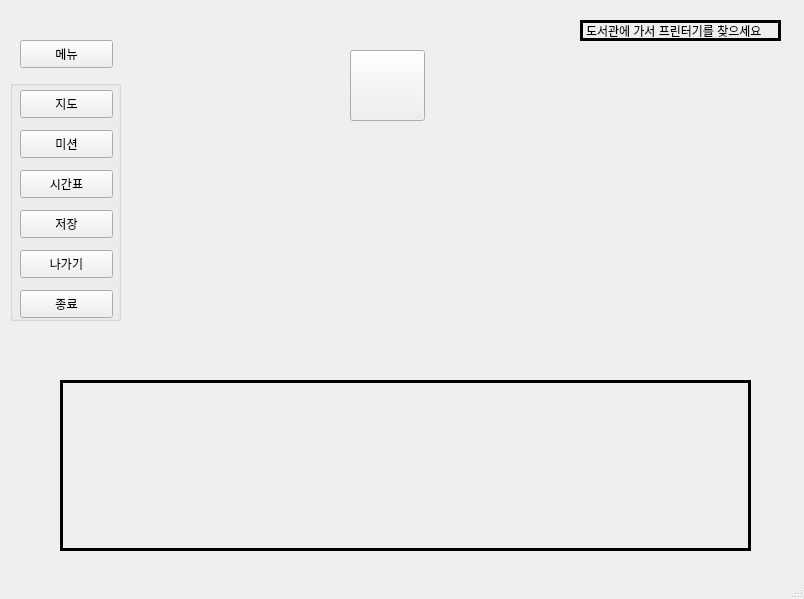
The window that Final/first_screen/library.ui (hyeji1221/Sangmyung_Simulation_Game) describes before a commit, drawn with Qt 5.
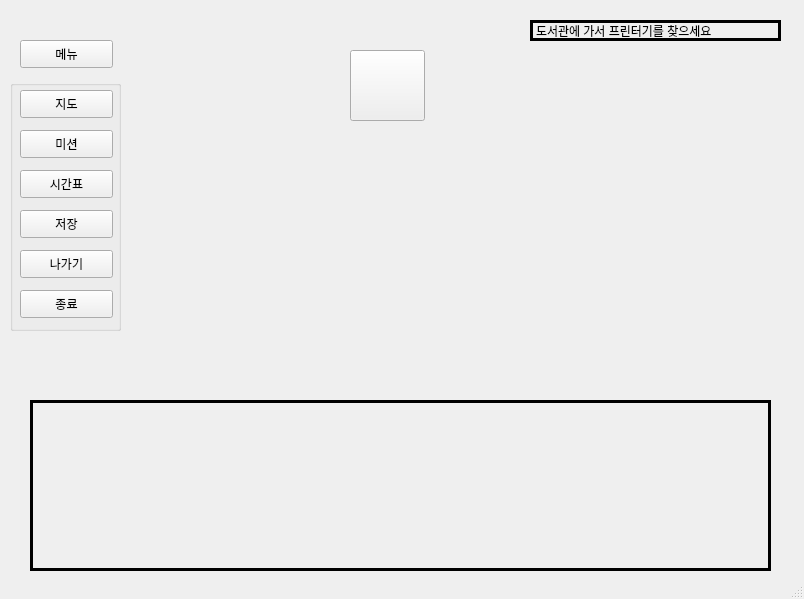
The same window after the commit.

Diff of the .ui file:
```diff
--- a/Final/first_screen/library.ui
+++ b/Final/first_screen/library.ui
@@ -33,7 +33,7 @@
       <x>10</x>
       <y>80</y>
       <width>111</width>
-      <height>241</height>
+      <height>251</height>
      </rect>
     </property>
     <property name="title">
@@ -121,12 +121,17 @@
    <widget class="QLabel" name="chat">
     <property name="geometry">
      <rect>
-      <x>60</x>
-      <y>380</y>
-      <width>691</width>
+      <x>30</x>
+      <y>400</y>
+      <width>741</width>
       <height>171</height>
      </rect>
     </property>
+    <property name="font">
+     <font>
+      <pointsize>10</pointsize>
+     </font>
+    </property>
     <property name="frameShape">
      <enum>QFrame::Box</enum>
     </property>
@@ -143,9 +148,9 @@
    <widget class="QLabel" name="mission_show">
     <property name="geometry">
      <rect>
-      <x>580</x>
+      <x>530</x>
       <y>20</y>
-      <width>201</width>
+      <width>251</width>
       <height>21</height>
      </rect>
     </property>
@@ -165,10 +170,10 @@
    <widget class="QLabel" name="imageLabel">
     <property name="geometry">
      <rect>
-      <x>90</x>
-      <y>60</y>
-      <width>651</width>
-      <height>311</height>
+      <x>0</x>
+      <y>10</y>
+      <width>801</width>
+      <height>361</height>
      </rect>
     </property>
     <property name="text">
```
Left out of the diff: 6 changed lines with no effect on the pictures.
